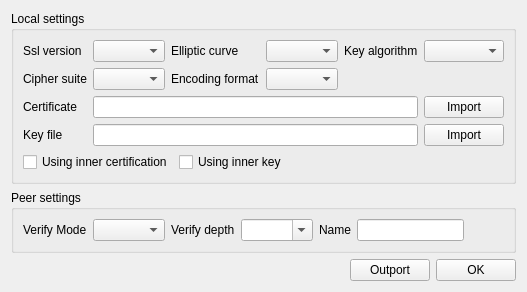
x-tools-author/x-tools, file src/pages/page/common/SAKDebugPageCommonSslConfigurationWidget.ui: the form before one commit.
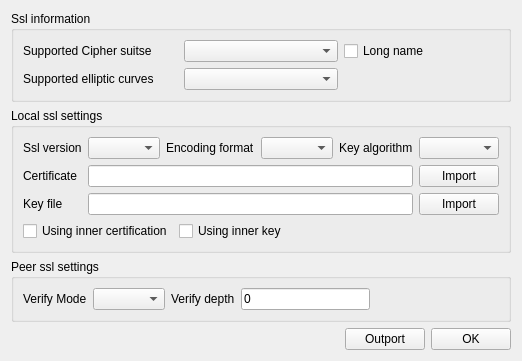
The form after the commit.

```diff
--- a/src/pages/page/common/SAKDebugPageCommonSslConfigurationWidget.ui
+++ b/src/pages/page/common/SAKDebugPageCommonSslConfigurationWidget.ui
@@ -6,22 +6,32 @@
    <rect>
     <x>0</x>
     <y>0</y>
-    <width>521</width>
-    <height>267</height>
+    <width>515</width>
+    <height>325</height>
    </rect>
   </property>
   <property name="windowTitle">
    <string>Ssl configuration</string>
   </property>
   <layout class="QGridLayout" name="gridLayout">
-   <item row="2" column="2">
+   <item row="3" column="1">
+    <widget class="QPushButton" name="outportPushButton">
+     <property name="toolTip">
+      <string>Outport inner certificate and key</string>
+     </property>
+     <property name="text">
+      <string>Outport</string>
+     </property>
+    </widget>
+   </item>
+   <item row="3" column="2">
     <widget class="QPushButton" name="okPushButton">
      <property name="text">
       <string>OK</string>
      </property>
     </widget>
    </item>
-   <item row="2" column="0">
+   <item row="3" column="0">
     <spacer name="horizontalSpacer">
      <property name="orientation">
       <enum>Qt::Horizontal</enum>
@@ -34,171 +44,85 @@
      </property>
     </spacer>
    </item>
-   <item row="2" column="1">
-    <widget class="QPushButton" name="outportPushButton">
-     <property name="toolTip">
-      <string>Outport inner certificate and key</string>
-     </property>
-     <property name="text">
-      <string>Outport</string>
-     </property>
-    </widget>
-   </item>
    <item row="1" column="0" colspan="3">
-    <widget class="QGroupBox" name="groupBox_2">
-     <property name="title">
-      <string>Peer settings</string>
-     </property>
-     <layout class="QGridLayout" name="gridLayout_3">
-      <item row="0" column="0">
-       <widget class="QLabel" name="label_9">
-        <property name="text">
-         <string>Verify Mode</string>
-        </property>
-       </widget>
-      </item>
-      <item row="0" column="1">
-       <widget class="QComboBox" name="verifyModeComboBox"/>
-      </item>
-      <item row="0" column="3">
-       <widget class="QComboBox" name="verifyDepthComboBox">
-        <property name="editable">
-         <bool>true</bool>
-        </property>
-       </widget>
-      </item>
-      <item row="0" column="4">
-       <widget class="QLabel" name="label_10">
-        <property name="text">
-         <string>Name</string>
-        </property>
-       </widget>
-      </item>
-      <item row="0" column="6">
-       <spacer name="horizontalSpacer_2">
-        <property name="orientation">
-         <enum>Qt::Horizontal</enum>
-        </property>
-        <property name="sizeHint" stdset="0">
-         <size>
-          <width>40</width>
-          <height>20</height>
-         </size>
-        </property>
-       </spacer>
-      </item>
-      <item row="0" column="2">
-       <widget class="QLabel" name="label_4">
-        <property name="text">
-         <string>Verify depth</string>
-        </property>
-       </widget>
-      </item>
-      <item row="0" column="5">
-       <widget class="QLineEdit" name="nameLineEdit"/>
-      </item>
-     </layout>
-    </widget>
-   </item>
-   <item row="0" column="0" colspan="3">
     <widget class="QGroupBox" name="groupBox">
      <property name="title">
-      <string>Local settings</string>
+      <string>Local ssl settings</string>
      </property>
      <layout class="QGridLayout" name="gridLayout_2">
-      <item row="0" column="5">
-       <widget class="QComboBox" name="keyAlgorithmComboBox"/>
+      <item row="0" column="0">
+       <widget class="QLabel" name="label">
+        <property name="text">
+         <string>Ssl version</string>
+        </property>
+       </widget>
       </item>
       <item row="0" column="1">
        <widget class="QComboBox" name="sslProtocolComboBox"/>
       </item>
-      <item row="1" column="2">
+      <item row="0" column="2">
        <widget class="QLabel" name="label_5">
         <property name="text">
          <string>Encoding format</string>
         </property>
        </widget>
       </item>
-      <item row="3" column="1" colspan="4">
-       <widget class="QLineEdit" name="keyPathLineEdit">
-        <property name="readOnly">
-         <bool>true</bool>
-        </property>
-       </widget>
-      </item>
-      <item row="0" column="0">
-       <widget class="QLabel" name="label">
-        <property name="text">
-         <string>Ssl version</string>
-        </property>
-       </widget>
-      </item>
-      <item row="0" column="2">
-       <widget class="QLabel" name="label_3">
-        <property name="text">
-         <string>Elliptic curve</string>
-        </property>
-       </widget>
-      </item>
       <item row="0" column="3">
-       <widget class="QComboBox" name="ellipticCurveComboBox"/>
+       <widget class="QComboBox" name="encodingFormatComboBox"/>
       </item>
-      <item row="2" column="1" colspan="4">
-       <widget class="QLineEdit" name="certificateLineEdit">
-        <property name="readOnly">
-         <bool>true</bool>
+      <item row="0" column="4">
+       <widget class="QLabel" name="label_6">
+        <property name="text">
+         <string>Key algorithm</string>
         </property>
        </widget>
       </item>
-      <item row="2" column="0">
+      <item row="0" column="5">
+       <widget class="QComboBox" name="keyAlgorithmComboBox"/>
+      </item>
+      <item row="1" column="0">
        <widget class="QLabel" name="label_7">
         <property name="text">
          <string>Certificate</string>
         </property>
        </widget>
       </item>
-      <item row="3" column="0">
+      <item row="1" column="5">
+       <widget class="QPushButton" name="importCertPushButton">
+        <property name="text">
+         <string>Import</string>
+        </property>
+       </widget>
+      </item>
+      <item row="2" column="0">
        <widget class="QLabel" name="label_8">
         <property name="text">
          <string>Key file</string>
         </property>
        </widget>
       </item>
-      <item row="0" column="4">
-       <widget class="QLabel" name="label_6">
-        <property name="text">
-         <string>Key algorithm</string>
-        </property>
-       </widget>
-      </item>
-      <item row="1" column="1">
-       <widget class="QComboBox" name="cipherSuiteComboBox"/>
-      </item>
       <item row="2" column="5">
-       <widget class="QPushButton" name="importCertPushButton">
-        <property name="text">
-         <string>Import</string>
-        </property>
-       </widget>
-      </item>
-      <item row="1" column="3">
-       <widget class="QComboBox" name="encodingFormatComboBox"/>
-      </item>
-      <item row="3" column="5">
        <widget class="QPushButton" name="importKeyPushButton">
         <property name="text">
          <string>Import</string>
         </property>
        </widget>
       </item>
-      <item row="1" column="0">
-       <widget class="QLabel" name="label_2">
-        <property name="text">
-         <string>Cipher suite</string>
+      <item row="1" column="1" colspan="4">
+       <widget class="QLineEdit" name="certificateLineEdit">
+        <property name="readOnly">
+         <bool>true</bool>
         </property>
        </widget>
       </item>
-      <item row="4" column="0" colspan="6">
+      <item row="2" column="1" colspan="4">
+       <widget class="QLineEdit" name="keyPathLineEdit">
+        <property name="readOnly">
+         <bool>true</bool>
+        </property>
+       </widget>
+      </item>
+      <item row="3" column="0" colspan="6">
        <widget class="QFrame" name="frame">
         <property name="styleSheet">
          <string notr="true">QFrame {
@@ -257,6 +181,88 @@
      </layout>
     </widget>
    </item>
+   <item row="2" column="0" colspan="3">
+    <widget class="QGroupBox" name="groupBox_2">
+     <property name="title">
+      <string>Peer ssl settings</string>
+     </property>
+     <layout class="QGridLayout" name="gridLayout_3">
+      <item row="0" column="0">
+       <widget class="QLabel" name="label_9">
+        <property name="text">
+         <string>Verify Mode</string>
+        </property>
+       </widget>
+      </item>
+      <item row="0" column="1">
+       <widget class="QComboBox" name="verifyModeComboBox"/>
+      </item>
+      <item row="0" column="2">
+       <widget class="QLabel" name="label_4">
+        <property name="text">
+         <string>Verify depth</string>
+        </property>
+       </widget>
+      </item>
+      <item row="0" column="3">
+       <widget class="QLineEdit" name="verifyDepthLineEdit">
+        <property name="text">
+         <string notr="true">0</string>
+        </property>
+       </widget>
+      </item>
+      <item row="0" column="4">
+       <spacer name="horizontalSpacer_2">
+        <property name="orientation">
+         <enum>Qt::Horizontal</enum>
+        </property>
+        <property name="sizeHint" stdset="0">
+         <size>
+          <width>40</width>
+          <height>20</height>
+         </size>
+        </property>
+       </spacer>
+      </item>
+     </layout>
+    </widget>
+   </item>
+   <item row="0" column="0" colspan="3">
+    <widget class="QGroupBox" name="groupBox_3">
+     <property name="title">
+      <string>Ssl information</string>
+     </property>
+     <layout class="QGridLayout" name="gridLayout_5">
+      <item row="0" column="1">
+       <widget class="QComboBox" name="cipherSuiteComboBox"/>
+      </item>
+      <item row="0" column="0">
+       <widget class="QLabel" name="label_2">
+        <property name="text">
+         <string>Supported Cipher suitse</string>
+        </property>
+       </widget>
+      </item>
+      <item row="1" column="0">
+       <widget class="QLabel" name="label_3">
+        <property name="text">
+         <string>Supported elliptic curves</string>
+        </property>
+       </widget>
+      </item>
+      <item row="1" column="1">
+       <widget class="QComboBox" name="ellipticCurveComboBox"/>
+      </item>
+      <item row="0" column="2">
+       <widget class="QCheckBox" name="longNameCheckBox">
+        <property name="text">
+         <string>Long name</string>
+        </property>
+       </widget>
+      </item>
+     </layout>
+    </widget>
+   </item>
   </layout>
  </widget>
  <resources/>
```
